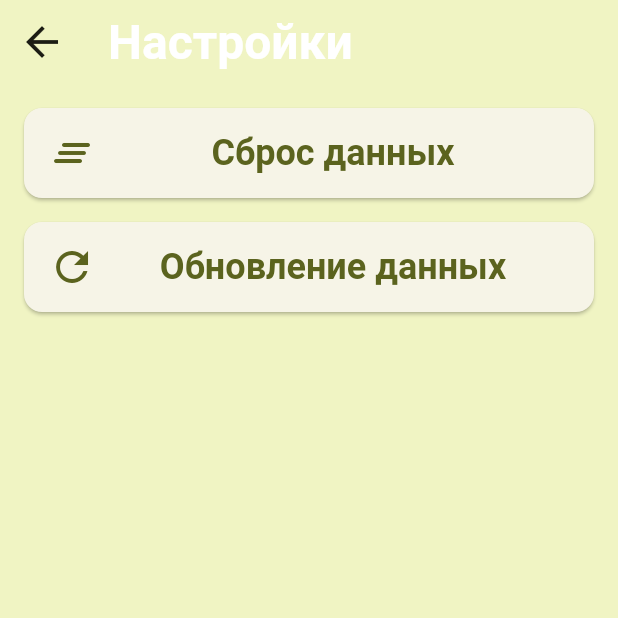
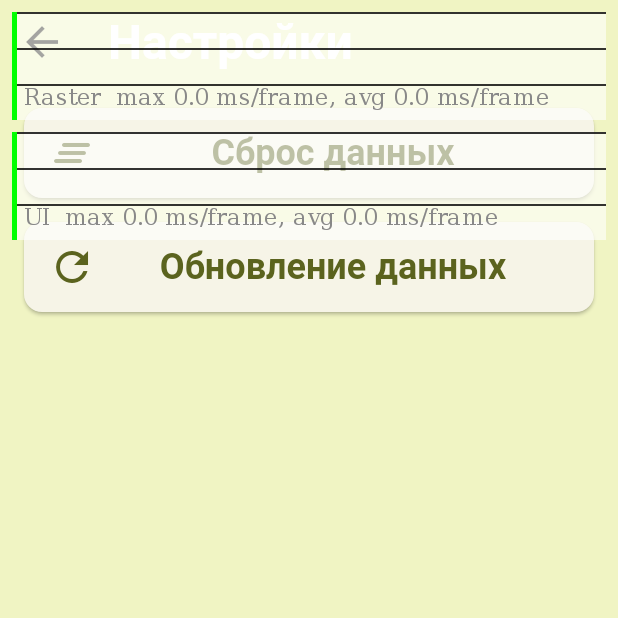
Before and after one commit to KriperoNio/mind_stretch, a Flutter app: the screen it shows after launch, after a tap on the "settings" icon, on a phone screen of 412 x 824 dp, the top half of it. Run offline on Flutter 3.47's test engine with Material 3 defaults, Android fonts, the phone set to English and light mode, and no system bars; our stand-ins replace dio, flutter_bloc, flutter_dotenv, shared_preferences; network calls fail.

Commit message:
Code refactoring (part 9)

```diff
--- a/devtools_options.yaml
+++ b/devtools_options.yaml
@@ -1,3 +1,5 @@
 description: This file stores settings for Dart & Flutter DevTools.
 documentation: https://docs.flutter.dev/tools/devtools/extensions#configure-extension-enablement-states
 extensions:
+  - provider: true
+  - shared_preferences: true
--- a/lib/data/repository/remote/wikipedia_repository_impl.dart
+++ b/lib/data/repository/remote/wikipedia_repository_impl.dart
@@ -27,7 +27,7 @@ class WikipediaRepositoryImpl implements WikipediaRepository {
 
     if (searchResults.isEmpty) {
       return Future.error(
-        ErrorDescription('>>> Не найдена статья в Википедии "$title"'),
+        ErrorDescription('Не найдена статья в Википедии "$title"'),
       );
     }
 
--- a/lib/logic/bloc/daily_content_bloc.dart
+++ b/lib/logic/bloc/daily_content_bloc.dart
@@ -124,7 +124,11 @@ class DailyContentBloc extends Bloc<DailyContentEvent, DailyContentState> {
 
     if (riddle != null && word != null) {
       if (article == null && titleArticle == null) {
-        emit(DailyContentError('Ошибка при получении статьи.'));
+        emit(
+          DailyContentError(
+            'Ошибка при получении статьи из сгенерированного контента.',
+          ),
+        );
         await Future.delayed(Duration(seconds: 5));
       }
       emit(
@@ -177,7 +181,11 @@ class DailyContentBloc extends Bloc<DailyContentEvent, DailyContentState> {
           }
         }
         if (article == null && titleArticle == null) {
-          emit(DailyContentError('Ошибка при получении статьи.'));
+          emit(
+            DailyContentError(
+              'Ошибка при получении статьи из загруженного контента.',
+            ),
+          );
           await Future.delayed(Duration(seconds: 5));
         }
         emit(
@@ -188,6 +196,17 @@ class DailyContentBloc extends Bloc<DailyContentEvent, DailyContentState> {
             article: article,
           ),
         );
+        if (riddle == null || word == null) {
+          emit(
+            DailyContentError(
+              'Ошибка при получении загруженного контента.'
+              '\nЗагадка: $riddle\nСлово: ${word?.substring(1)}'
+              '\nЗаголовок поиска: $titleArticle\nСатья: '
+              '${article?.extract?.substring(4)}',
+            ),
+          );
+          await _generateAndSaveContent(emit);
+        }
       } catch (e) {
         emit(DailyContentError('$e'));
       }
@@ -202,7 +221,7 @@ class DailyContentBloc extends Bloc<DailyContentEvent, DailyContentState> {
     _storageRepository.resetAll();
 
     // Загружаем новый контент
-    add(DailyContentCheckAndLoad());
+    await _generateAndSaveContent(emit, reGenerate: true);
   }
 
   Future<void> _onRefresh(
--- a/lib/main.dart
+++ b/lib/main.dart
@@ -41,6 +41,7 @@ class MindStretch extends StatelessWidget {
           wikipediaRepository: WikipediaRepositoryImpl(apiClient: apiClient),
         )..add(DailyContentCheckAndLoad()),
         child: MaterialApp(
+          showPerformanceOverlay: true,
           title: 'Mind Stretch',
           theme: AppTheme.lightTheme,
           darkTheme: AppTheme.darkTheme,
--- a/lib/ui/home/home_page.dart
+++ b/lib/ui/home/home_page.dart
@@ -31,10 +31,9 @@ class HomePage extends StatelessWidget {
                 } else if (state is DailyContentLoaded) {
                   return CustomScrollView(
                     slivers: [
-                      SliverToBoxAdapter(
-                        child: Column(
-                          crossAxisAlignment: CrossAxisAlignment.center,
-                          children: [
+                      // Антипаттерн в CustomScrollView использовать SliverToBoxAdapter + Column, для этого есть:
+                      SliverList(
+                        delegate: SliverChildListDelegate.fixed([
                           const Text(
                             'Загадка',
                             style: TextStyle(
@@ -42,34 +41,49 @@ class HomePage extends StatelessWidget {
                               fontSize: 32,
                             ),
                           ),
-                            FormattedText(state.riddle?.riddle ?? ''),
-                          ],
+                          Text(state.riddle?.riddle ?? ''),
+                        ], addSemanticIndexes: false),
                       ),
-                      ),
-                      SliverToBoxAdapter(
-                        child: Column(
-                          children: [
-                            const Center(
-                              child: Text(
+                      SliverList(
+                        delegate: SliverChildListDelegate.fixed([
+                          const SizedBox(height: 32),
+                          const Text(
                             'Слово',
                             style: TextStyle(
                               fontWeight: FontWeight.bold,
                               fontSize: 32,
                             ),
                           ),
+                          FormattedText(state.word ?? ''),
+                        ]),
                       ),
-                            FormattedText(state.word ?? ''),
+                      SliverAppBar(
+                        pinned: true,
+                        title: Text(
+                          state.titleArticle ?? '',
+                          maxLines: 1,
+                          overflow: TextOverflow.ellipsis,
+                        ),
+                        centerTitle: false,
+                      ),
+                      SliverToBoxAdapter(
+                        child: Text(state.article?.extract ?? ''),
+                      ),
+                    ],
+                  );
+                } else if (state is DailyContentError) {
+                  return Center(
+                    child: Padding(
+                      padding: EdgeInsets.all(16),
+                      child: Column(
+                        mainAxisAlignment: MainAxisAlignment.center,
+                        children: [
+                          Text(state.message),
+                          const SizedBox(height: 50),
+                          CircularProgressIndicator(),
                         ],
                       ),
                     ),
-                      SliverAppBar(
-                        title: Text(state.titleArticle ?? ''),
-                        pinned: true,
-                      ),
-                      SliverToBoxAdapter(
-                        child: FormattedText(state.article?.extract ?? ''),
-                      ),
-                    ],
                   );
                 } else {
                   return Placeholder();
```
Also changed, not shown: lib/ui/home/widgets/formatted_text.dart (+55 -53 lines). Lines whose indentation alone changed are shown as unchanged.
